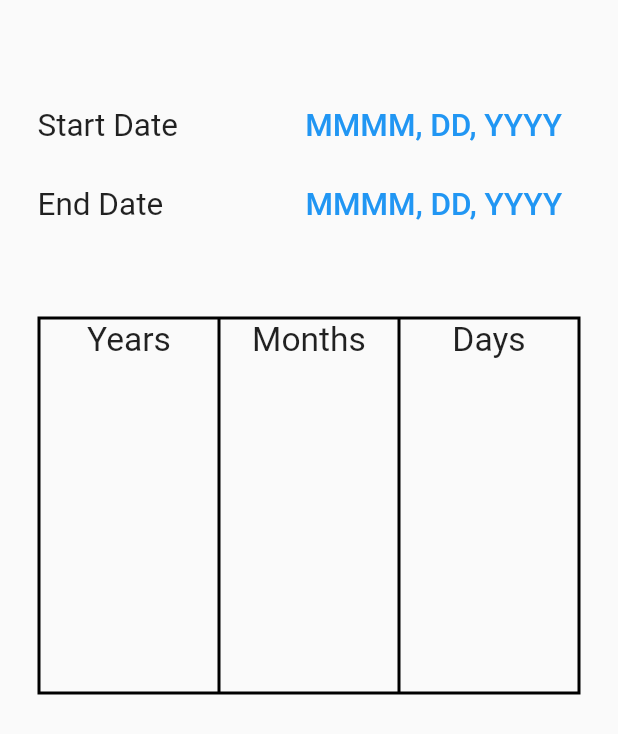
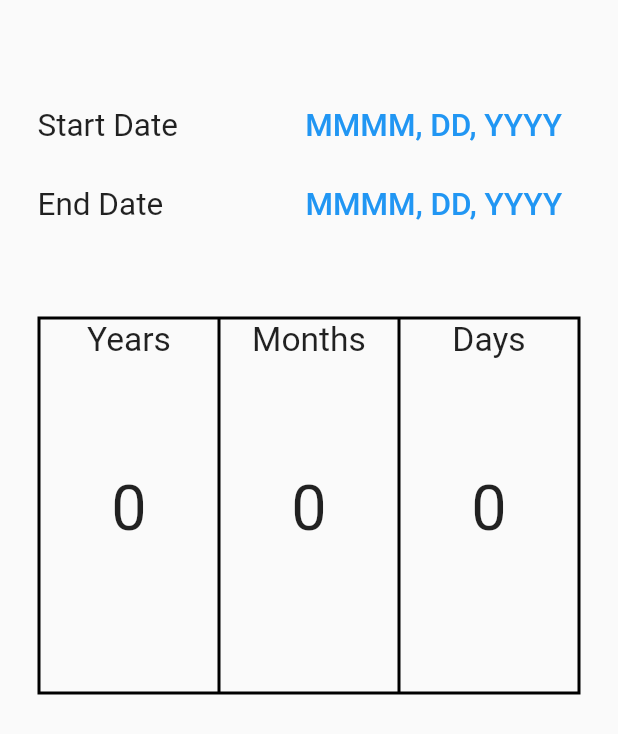
Before and after one commit to horizon-afk/Chronos, a Flutter app: the screen it shows after launch, on a phone screen of 412 x 824 dp. Shown: the top 734 px of the screen. Run offline on Flutter 3.47's test engine with Material 2 defaults, Android fonts, the phone set to English and light mode, and no system bars; our stand-ins replace flutter_datetime_picker.

```diff
--- a/lib/main.dart
+++ b/lib/main.dart
@@ -71,7 +71,7 @@ class _ResultsYearsState extends State<ResultsYears> {
       margin: EdgeInsets.fromLTRB(0, 100, 0, 0),
       child: Column(
         crossAxisAlignment: CrossAxisAlignment.stretch,
-        children: [startDateInput(), endDateInput(), ResultsYears()],
+        children: [startDateInput(), endDateInput()],
       ),
     );
   }
@@ -87,6 +87,12 @@ class _ResultsYearsState extends State<ResultsYears> {
                   "Years",
                   textScaleFactor: 1.6,
                 ),
+                Container(
+                    margin: EdgeInsets.only(top: 75),
+                    child: Text(
+                      "$years",
+                      textScaleFactor: 3,
+                    ))
               ],
             )));
   }
@@ -102,6 +108,12 @@ class _ResultsYearsState extends State<ResultsYears> {
                   "Months",
                   textScaleFactor: 1.6,
                 ),
+                Container(
+                    margin: EdgeInsets.only(top: 75),
+                    child: Text(
+                      "$months",
+                      textScaleFactor: 3,
+                    ))
               ],
             )));
   }
@@ -116,7 +128,13 @@ class _ResultsYearsState extends State<ResultsYears> {
                 Text(
                   "Days",
                   textScaleFactor: 1.6,
-                )
+                ),
+                Container(
+                    margin: EdgeInsets.only(top: 75),
+                    child: Text(
+                      "$days",
+                      textScaleFactor: 3,
+                    ))
               ],
             )));
   }
```
